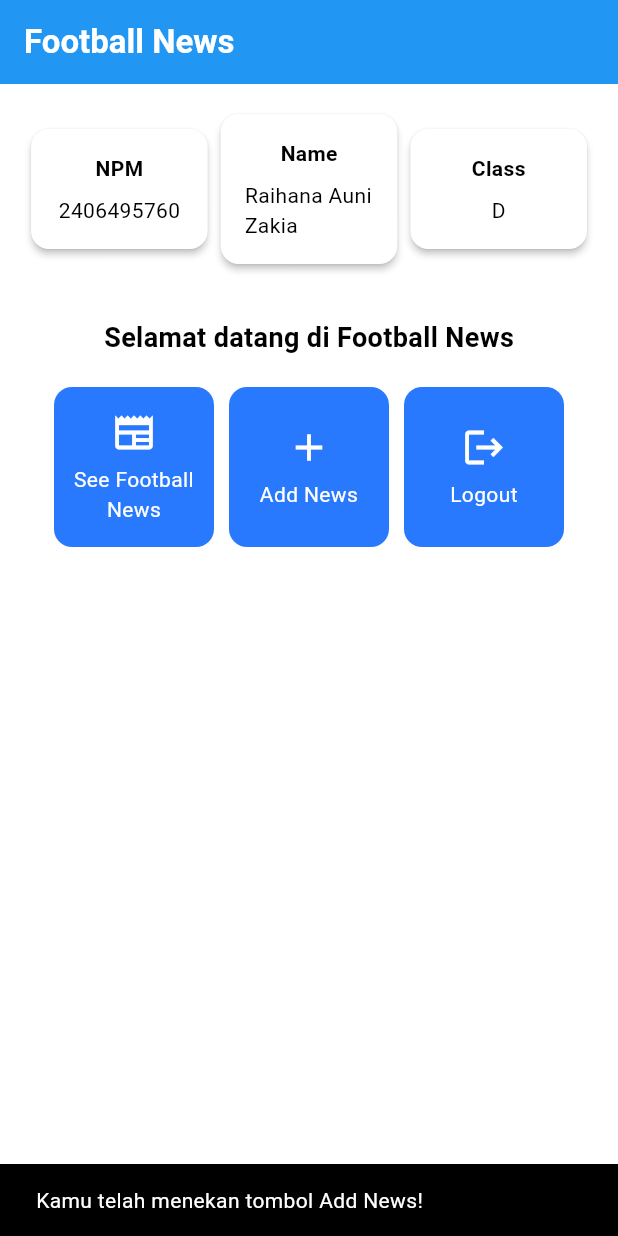
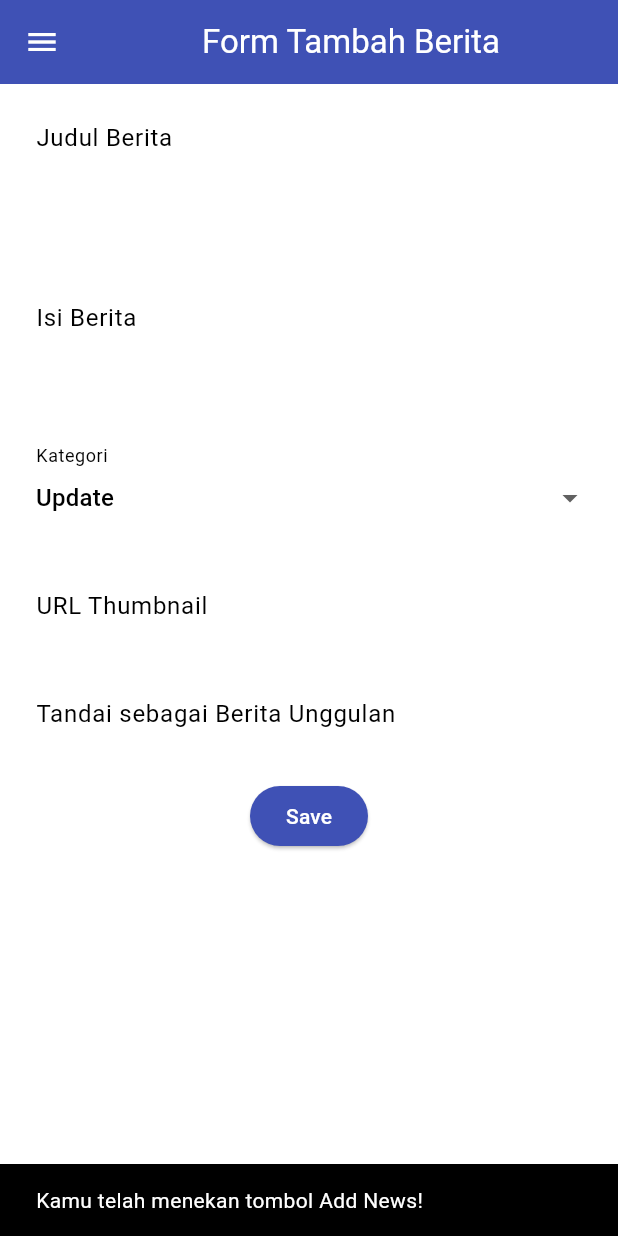
Before and after one commit to rhnzz/football-news-mobile, a Flutter app: the screen it shows after launch, after a tap on "Add News", on a phone screen of 412 x 824 dp. Run offline on Flutter 3.47's test engine with Material 3 defaults, Android fonts, the phone set to English and light mode, and no system bars.

Commit message:
Tutorial 7 Selesai

```diff
--- a/lib/main.dart
+++ b/lib/main.dart
@@ -1,5 +1,5 @@
 import 'package:flutter/material.dart';
-import 'package:football_news/menu.dart';
+import 'package:football_news/screens/menu.dart';
 
 void main() {
   runApp(const MyApp());
--- a/lib/menu.dart
+++ b/lib/screens/menu.dart
@@ -1,4 +1,6 @@
 import 'package:flutter/material.dart';
+import 'package:football_news/widgets/news_card.dart';
+import 'package:football_news/widgets/left_drawer.dart';
 
 class MyHomePage extends StatelessWidget {
   MyHomePage({super.key});
@@ -30,6 +32,7 @@ class MyHomePage extends StatelessWidget {
       // Warna latar belakang AppBar diambil dari skema warna tema aplikasi.
       backgroundColor: Theme.of(context).colorScheme.primary,
     ),
+    drawer: LeftDrawer(),
     // Body halaman dengan padding di sekelilingnya.
     body: Padding(
       padding: const EdgeInsets.all(16.0),
@@ -125,64 +128,3 @@ class InfoCard extends StatelessWidget {
     );
   }
 }
-
-class ItemHomepage {
- final String name;
- final IconData icon;
-
- ItemHomepage(this.name, this.icon);
-}
-
-class ItemCard extends StatelessWidget {
-  // Menampilkan kartu dengan ikon dan nama.
-
-  final ItemHomepage item;
-
-  const ItemCard(this.item, {super.key});
-
-  @override
-  Widget build(BuildContext context) {
-    return Material(
-      // Menentukan warna latar belakang dari tema aplikasi.
-      color: Theme.of(context).colorScheme.secondary,
-      // Membuat sudut kartu melengkung.
-      borderRadius: BorderRadius.circular(12),
-
-      child: InkWell(
-        // Aksi ketika kartu ditekan.
-        onTap: () {
-          // Menampilkan pesan SnackBar saat kartu ditekan.
-          ScaffoldMessenger.of(context)
-            ..hideCurrentSnackBar()
-            ..showSnackBar(
-              SnackBar(content: Text("Kamu telah menekan tombol ${item.name}!"))
-            );
-        },
-        // Container untuk menyimpan Icon dan Text
-        child: Container(
-          padding: const EdgeInsets.all(8),
-          child: Center(
-            child: Column(
-              // Menyusun ikon dan teks di tengah kartu.
-              mainAxisAlignment: MainAxisAlignment.center,
-              children: [
-                Icon(
-                  item.icon,
-                  color: Colors.white,
-                  size: 30.0,
-                ),
-                const Padding(padding: EdgeInsets.all(3)),
-                Text(
-                  item.name,
-                  textAlign: TextAlign.center,
-                  style: const TextStyle(color: Colors.white),
-                ),
-              ],
-            ),
-          ),
-        ),
-      ),
-    );
-  }
-
-}
--- /dev/null
+++ b/lib/screens/newslist_form.dart
@@ -0,0 +1,210 @@
+import 'package:flutter/material.dart';
+import 'package:football_news/widgets/left_drawer.dart';
+
+class NewsFormPage extends StatefulWidget {
+    const NewsFormPage({super.key});
+
+    @override
+    State<NewsFormPage> createState() => _NewsFormPageState();
+}
+
+class _NewsFormPageState extends State<NewsFormPage> {
+  final _formKey = GlobalKey<FormState>();
+  String _title = "";
+  String _content = "";
+  String _category = "update"; // default
+  String _thumbnail = "";
+  bool _isFeatured = false; // default
+
+  final List<String> _categories = [
+    'transfer',
+    'update',
+    'exclusive',
+    'match',
+    'rumor',
+    'analysis',
+  ];
+    @override
+    Widget build(BuildContext context) {
+        return Scaffold(
+          appBar: AppBar(
+            title: const Center(
+              child: Text(
+                'Form Tambah Berita',
+              ),
+            ),
+            backgroundColor: Colors.indigo,
+            foregroundColor: Colors.white,
+          ),
+          drawer: LeftDrawer(),
+          body: Form(
+            key: _formKey,
+            child: SingleChildScrollView(
+              child: Column(
+                crossAxisAlignment: CrossAxisAlignment.start,
+                children:[
+                  // === Title ===
+                  Padding(
+                    padding: const EdgeInsets.all(8.0),
+                    child: TextFormField(
+                      decoration: InputDecoration(
+                        hintText: "Judul Berita",
+                        labelText: "Judul Berita",
+                        border: OutlineInputBorder(
+                          borderRadius: BorderRadius.circular(5.0),
+                        ),
+                      ),
+                      onChanged: (String? value) {
+                        setState(() {
+                          _title = value!;
+                        });
+                      },
+                      validator: (String? value) {
+                        if (value == null || value.isEmpty) {
+                          return "Judul tidak boleh kosong!";
+                        }
+                        return null;
+                      },
+                    ),
+                  ),
+                  // === Content ===
+                  Padding(
+                    padding: const EdgeInsets.all(8.0),
+                    child: TextFormField(
+                      maxLines: 5,
+                      decoration: InputDecoration(
+                        hintText: "Isi Berita",
+                        labelText: "Isi Berita",
+                        border: OutlineInputBorder(
+                          borderRadius: BorderRadius.circular(5.0),
+                        ),
+                      ),
+                      onChanged: (String? value) {
+                        setState(() {
+                          _content = value!;
+                        });
+                      },
+                      validator: (String? value) {
+                        if (value == null || value.isEmpty) {
+                          return "Isi berita tidak boleh kosong!";
+                        }
+                        return null;
+                      },
+                    ),
+                  ),
+
+                  // === Category ===
+                  Padding(
+                    padding: const EdgeInsets.all(8.0),
+                    child: DropdownButtonFormField<String>(
+                      decoration: InputDecoration(
+                        labelText: "Kategori",
+                        border: OutlineInputBorder(
+                          borderRadius: BorderRadius.circular(5.0),
+                        ),
+                      ),
+                      value: _category,
+                      items: _categories
+                          .map((cat) => DropdownMenuItem(
+                                value: cat,
+                                child: Text(
+                                    cat[0].toUpperCase() + cat.substring(1)),
+                              ))
+                          .toList(),
+                      onChanged: (String? newValue) {
+                        setState(() {
+                          _category = newValue!;
+                        });
+                      },
+                    ),
+                  ),
+
+                  // === Thumbnail URL ===
+                  Padding(
+                    padding: const EdgeInsets.all(8.0),
+                    child: TextFormField(
+                      decoration: InputDecoration(
+                        hintText: "URL Thumbnail (opsional)",
+                        labelText: "URL Thumbnail",
+                        border: OutlineInputBorder(
+                          borderRadius: BorderRadius.circular(5.0),
+                        ),
+                      ),
+                      onChanged: (String? value) {
+                        setState(() {
+                          _thumbnail = value!;
+                        });
+                      },
+                    ),
+                  ),
+
+                  // === Is Featured ===
+                  Padding(
+                    padding: const EdgeInsets.all(8.0),
+                    child: SwitchListTile(
+                      title: const Text("Tandai sebagai Berita Unggulan"),
+                      value: _isFeatured,
+                      onChanged: (bool value) {
+                        setState(() {
+                          _isFeatured = value;
+                        });
+                      },
+                    ),
+                  ),
+                  // === Tombol Simpan ===
+                  Align(
+                    alignment: Alignment.bottomCenter,
+                    child: Padding(
+                      padding: const EdgeInsets.all(8.0),
+                      child: ElevatedButton(
+                                style: ButtonStyle(
+                                  backgroundColor:
+                                      MaterialStateProperty.all(Colors.indigo),
+                                ),
+                                onPressed: () {
+                                  if (_formKey.currentState!.validate()) {
+                                    showDialog(
+                                      context: context,
+                                      builder: (context) {
+                                        return AlertDialog(
+                                          title: const Text('Produk berhasil tersimpan'),
+                                          content: SingleChildScrollView(
+                                            child: Column(
+                                              crossAxisAlignment:
+                                                  CrossAxisAlignment.start,
+                                              children: [
+                                                Text('Judul: $_title'),
+                                                Text('Konten: $_content'),
+                                                Text('Kategori: $_category'),
+                                                Text('Thumbnail: $_thumbnail'),
+                                              ],
+                                            ),
+                                          ),
+                                          actions: [
+                                            TextButton(
+                                              child: const Text('OK'),
+                                              onPressed: () {
+                                                Navigator.pop(context);
+                                              },
+                                            ),
+                                          ],
+                                        );
+                                      },
+                                    );
+                                  _formKey.currentState!.reset();
+                                  }
+                                },
+                                child: const Text(
+                                  "Save",
+                                  style: TextStyle(color: Colors.white),
+                                ),
+                              ),
+                    ),
+                  ),
+                ],
+            ),
+          ),
+        )
+      );
+    }
+}
--- /dev/null
+++ b/lib/widgets/left_drawer.dart
@@ -0,0 +1,68 @@
+import 'package:flutter/material.dart';
+import 'package:football_news/screens/menu.dart';
+import 'package:football_news/screens/newslist_form.dart';
+
+class LeftDrawer extends StatelessWidget {
+  const LeftDrawer({super.key});
+
+  @override
+  Widget build(BuildContext context) {
+    return Drawer(
+      child: ListView(
+        children: [
+          const DrawerHeader(
+            decoration: BoxDecoration(
+              color: Colors.blue,
+            ),
+            child: Column(
+              children: [
+                Text(
+                  'Football News',
+                  textAlign: TextAlign.center,
+                  style: TextStyle(
+                    fontSize: 30,
+                    fontWeight: FontWeight.bold,
+                    color: Colors.white,
+                  ),
+                ),
+                Padding(padding: EdgeInsets.all(10)),
+                Text("Seluruh berita sepak bola terkini di sini!",
+                    textAlign: TextAlign.center,
+                    style: TextStyle(
+                      fontSize: 15,
+                      fontWeight: FontWeight.normal,
+                      color: Colors.white,
+                    ),
+                    ),
+              ],
+            ),
+          ),
+          ListTile(
+            leading: const Icon(Icons.home_outlined),
+            title: const Text('Home'),
+            // Bagian redirection ke MyHomePage
+            onTap: () {
+              Navigator.pushReplacement(
+                  context,
+                  MaterialPageRoute(
+                    builder: (context) => MyHomePage(),
+                  ));
+            },
+          ),
+          ListTile(
+            leading: const Icon(Icons.post_add),
+            title: const Text('Add News'),
+            // Bagian redirection ke NewsFormPage
+            onTap: () {
+              Navigator.pushReplacement(
+                  context,
+                  MaterialPageRoute(
+                    builder: (context) => NewsFormPage(),
+                  ));
+            },
+          ),
+        ],
+      ),
+    );
+  }
+}
--- /dev/null
+++ b/lib/widgets/news_card.dart
@@ -0,0 +1,74 @@
+import 'package:flutter/material.dart';
+import 'package:football_news/screens/newslist_form.dart';
+
+
+class ItemHomepage {
+ final String name;
+ final IconData icon;
+
+ ItemHomepage(this.name, this.icon);
+}
+
+class ItemCard extends StatelessWidget {
+  // Menampilkan kartu dengan ikon dan nama.
+
+  final ItemHomepage item;
+
+  const ItemCard(this.item, {super.key});
+
+  @override
+  Widget build(BuildContext context) {
+    return Material(
+      // Menentukan warna latar belakang dari tema aplikasi.
+      color: Theme.of(context).colorScheme.secondary,
+      // Membuat sudut kartu melengkung.
+      borderRadius: BorderRadius.circular(12),
+
+      child: InkWell(
+        // Aksi ketika kartu ditekan.
+        // Area responsif terhadap sentuhan
+        onTap: () {
+          // Memunculkan SnackBar ketika diklik
+          ScaffoldMessenger.of(context)
+            ..hideCurrentSnackBar()
+            ..showSnackBar(SnackBar(
+                content: Text("Kamu telah menekan tombol ${item.name}!")));
+
+          // Navigate ke route yang sesuai (tergantung jenis tombol)
+          if (item.name == "Add News") {
+            Navigator.pushReplacement(
+                  context,
+                  MaterialPageRoute(
+                    builder: (context) => NewsFormPage(),
+                  ));
+          }
+
+        },
+        // Container untuk menyimpan Icon dan Text
+        child: Container(
+          padding: const EdgeInsets.all(8),
+          child: Center(
+            child: Column(
+              // Menyusun ikon dan teks di tengah kartu.
+              mainAxisAlignment: MainAxisAlignment.center,
+              children: [
+                Icon(
+                  item.icon,
+                  color: Colors.white,
+                  size: 30.0,
+                ),
+                const Padding(padding: EdgeInsets.all(3)),
+                Text(
+                  item.name,
+                  textAlign: TextAlign.center,
+                  style: const TextStyle(color: Colors.white),
+                ),
+              ],
+            ),
+          ),
+        ),
+      ),
+    );
+  }
+
+}
```
